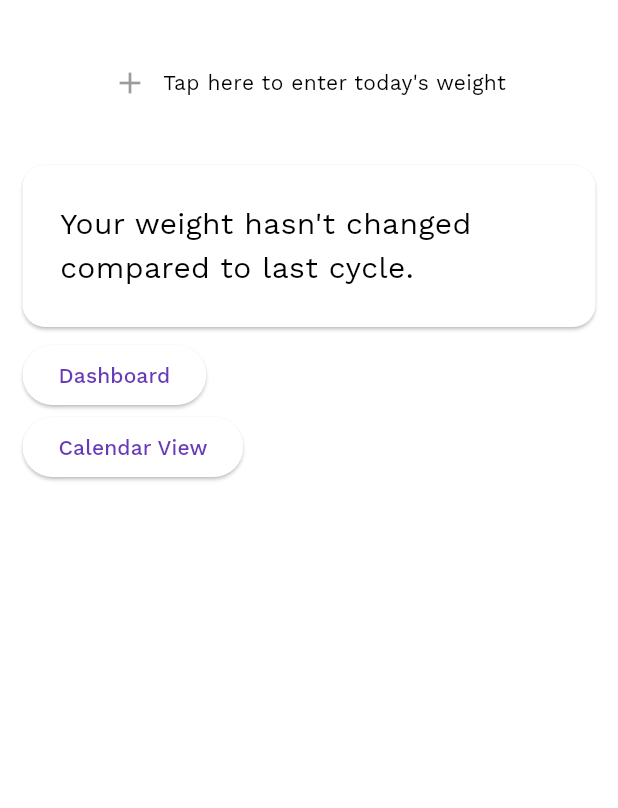
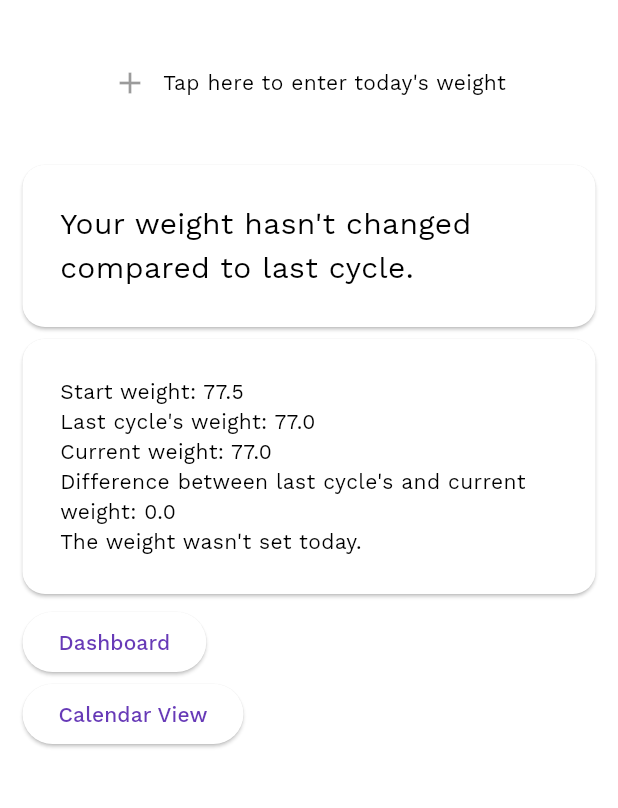
Before and after one commit to JupiterPi/cyclone, a Flutter app: the screen it shows after launch, on a phone screen of 412 x 824 dp, the part 84-892 px from its top. Run offline on Flutter 3.47's test engine with Material 2 defaults, Android fonts, the phone set to English and light mode, and no system bars; our stand-ins replace go_router, google_fonts; missing offline and left inert: emojis.

Commit message:
displaying current state numerically for debugging

```diff
--- a/lib/state.dart
+++ b/lib/state.dart
@@ -3,22 +3,25 @@ import 'package:flutter/material.dart';
 class AppState extends ChangeNotifier {
   // state
 
-  double get _startWeight => 77.0;
-  double _absoluteWeight = 77.0;
+  final double _lastCycleWeight = 77.0;
+  double _currentWeight = 77.0;
 
   bool _weightSetToday = false;
 
   // state read
 
-  double get absoluteWeight => _absoluteWeight;
-  double get relativeWeight => _absoluteWeight - _startWeight;
+  double get startWeight => 77.5;
+  double get lastCycleWeight => _lastCycleWeight;
+  double get currentWeight => _currentWeight;
+
+  double get lastCycleWeightDifference => (currentWeight - lastCycleWeight).toPrecision(1);
 
   bool get weightSetToday => _weightSetToday;
 
   // state write
 
   void setWeight(double weight) {
-    _absoluteWeight = weight.toPrecision(1);
+    _currentWeight = weight.toPrecision(1);
     _weightSetToday = true;
     notifyListeners();
   }
--- a/lib/ui/cyclone_ui.dart
+++ b/lib/ui/cyclone_ui.dart
@@ -1,4 +1,33 @@
 import 'package:flutter/material.dart';
+
+class CycloneCard extends StatelessWidget {
+  const CycloneCard({super.key, required this.child, this.onTap});
+
+  final Widget child;
+  final VoidCallback? onTap;
+
+  @override
+  Widget build(BuildContext context) {
+    return SizedBox(
+      width: double.infinity,
+      child: Card(
+        margin: EdgeInsets.zero,
+        shape: RoundedRectangleBorder(
+            borderRadius: BorderRadius.circular(15)
+        ),
+        child: InkWell(
+          onTap: () { onTap?.call(); },
+          splashColor: Theme.of(context).colorScheme.primary.withAlpha(25),
+          borderRadius: BorderRadius.circular(15),
+          child: Padding(
+            padding: const EdgeInsets.all(25),
+            child: child
+          ),
+        )
+      ),
+    );
+  }
+}
 
 class CycloneDialog extends StatelessWidget {
   const CycloneDialog({super.key, required this.children});
--- a/lib/ui/home.dart
+++ b/lib/ui/home.dart
@@ -1,4 +1,5 @@
 import 'package:cyclone/state.dart';
+import 'package:cyclone/ui/cyclone_ui.dart';
 import 'package:cyclone/ui/enter_weight.dart';
 import 'package:flutter/material.dart';
 import 'package:google_fonts/google_fonts.dart';
@@ -28,8 +29,8 @@ class HomePage extends StatelessWidget {
                 ),
                 child: InkWell(
                   onTap: () {
-                    var weight = Provider.of<AppState>(context, listen: false).absoluteWeight;
-                    showDialog(context: context, builder: (context) => EnterWeightDialog(initialWeight: weight,));
+                    var currentWeight = Provider.of<AppState>(context, listen: false).currentWeight;
+                    showDialog(context: context, builder: (context) => EnterWeightDialog(initialWeight: currentWeight,));
                   },
                   borderRadius: BorderRadius.circular(15),
                   child: Row(
@@ -43,30 +44,18 @@ class HomePage extends StatelessWidget {
                 ),
               ),
             ),
-            SizedBox(
-              width: double.infinity,
-              child: Card(
-                  margin: EdgeInsets.zero,
-                  shape: RoundedRectangleBorder(
-                      borderRadius: BorderRadius.circular(15)
-                  ),
-                  child: InkWell(
-                    onTap: () {},
-                    splashColor: Theme.of(context).colorScheme.primary.withAlpha(25),
-                    borderRadius: BorderRadius.circular(15),
-                    child: Padding(
-                      padding: const EdgeInsets.all(25),
+            CycloneCard(
               child: Consumer<AppState>(
                 builder: (context, state, child) {
                   return Column(
                     crossAxisAlignment: CrossAxisAlignment.start,
                     children: [
                       Text(
-                                  (state.relativeWeight > 0 ? "You've gained weight:" : (state.relativeWeight < 0 ? "You've lost weight!" : "Your weight hasn't changed")),
+                        (state.lastCycleWeightDifference > 0 ? "You've gained weight:" : (state.lastCycleWeightDifference < 0 ? "You've lost weight!" : "Your weight hasn't changed")),
                         style: const TextStyle(fontSize: 20),
                       ),
-                                if (state.relativeWeight != 0) Text(
-                                  "${state.relativeWeight > 0 ? "+" : "-"} ${state.relativeWeight.abs().toStringAsFixed(1)} kg",
+                      if (state.lastCycleWeightDifference != 0) Text(
+                        "${state.lastCycleWeightDifference > 0 ? "+" : "-"} ${state.lastCycleWeightDifference.abs().toStringAsFixed(1)} kg",
                         style: GoogleFonts.crimsonText(fontSize: 70),
                       ),
                       const Text(
@@ -78,7 +67,19 @@ class HomePage extends StatelessWidget {
                 }
               ),
             ),
-                  )
+            const SizedBox(height: 8),
+            CycloneCard(
+              child: Consumer<AppState>(
+                builder: (context, state, child) => Column(
+                  crossAxisAlignment: CrossAxisAlignment.start,
+                  children: [
+                    Text("Start weight: ${state.startWeight}"),
+                    Text("Last cycle's weight: ${state.lastCycleWeight}"),
+                    Text("Current weight: ${state.currentWeight}"),
+                    Text("Difference between last cycle's and current weight: ${state.lastCycleWeightDifference}"),
+                    Text("The weight ${state.weightSetToday ? "was" : "wasn't"} set today."),
+                  ],
+                ),
               ),
             ),
             const SizedBox(height: 8),
```
Lines whose indentation alone changed are shown as unchanged.
